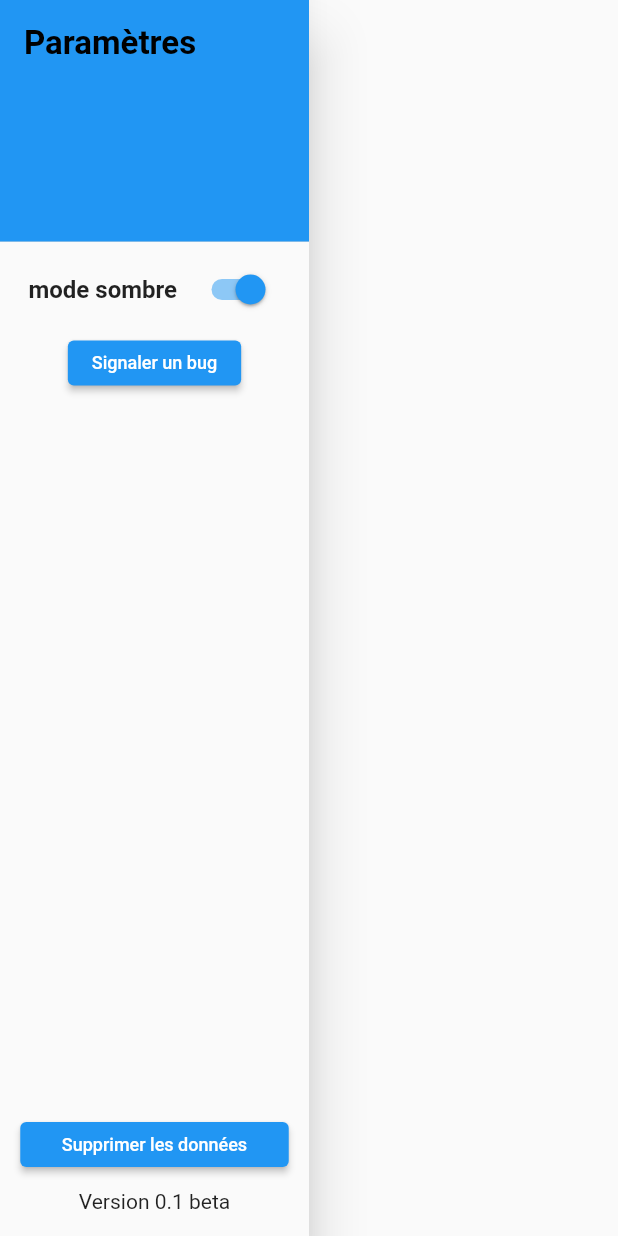
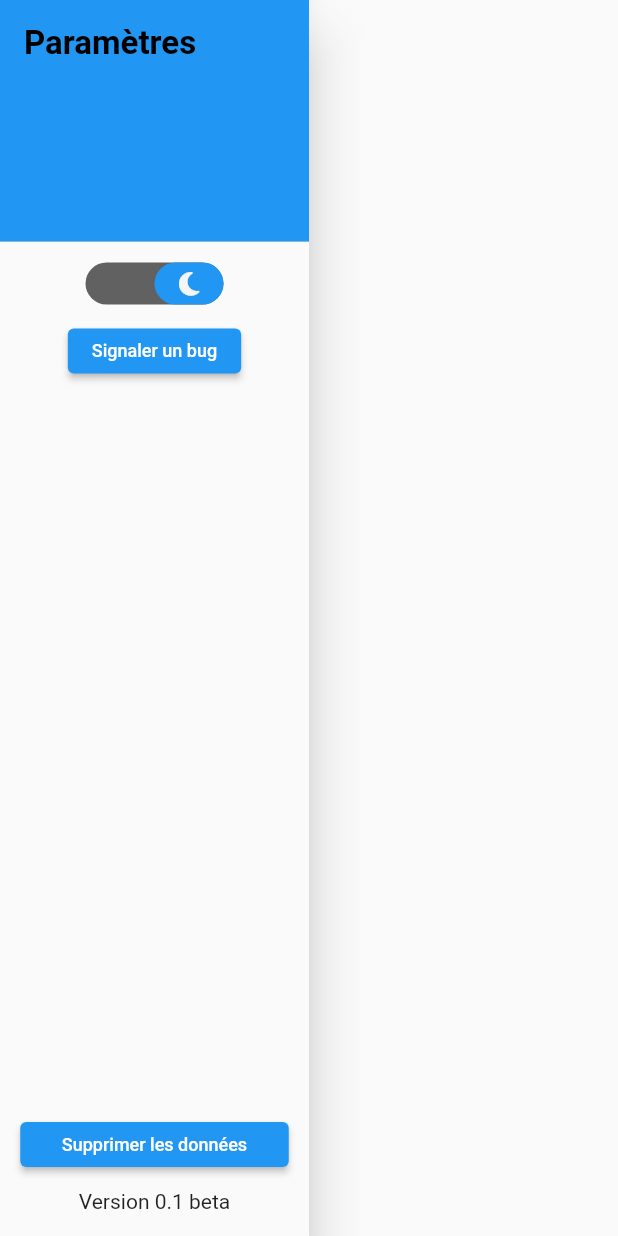
Before and after one commit to Extauren/Plaktago, a Flutter app: the DrawerApp widget shown alone on an empty page, opened directly with empty values, on a phone screen of 412 x 824 dp. Run offline on Flutter 3.47's test engine with Material 2 defaults, Android fonts, the phone set to English and light mode, and no system bars; drawn by our look-alikes of animated_toggle_switch; our stand-ins replace another_flushbar, awesome_dialog, confetti, data_table_2, expansion_tile_card, fl_chart and 4 more; accounts and stored records are empty; generated files the repository leaves out were written again.

Commit message:
Update dark mode switch button UI

```diff
--- a/lib/home/drawer.dart
+++ b/lib/home/drawer.dart
@@ -1,5 +1,7 @@
+import 'package:animated_toggle_switch/animated_toggle_switch.dart';
 import 'package:awesome_dialog/awesome_dialog.dart';
 import 'package:flutter/material.dart';
+import 'package:font_awesome_flutter/font_awesome_flutter.dart';
 import 'package:plaktago/bug_report.dart';
 import 'package:plaktago/utils/isar_service.dart';
 import 'package:plaktago/utils/app_settings.dart';
@@ -69,19 +71,50 @@ class _Drawer extends State<DrawerApp> {
               ),
               Column(children: [
                 Row(mainAxisAlignment: MainAxisAlignment.center, children: [
-                  Container(
-                      margin: EdgeInsets.only(right: 10),
-                      child: Text("mode sombre",
-                          style: TextStyle(
-                              fontWeight: FontWeight.bold, fontSize: 16))),
-                  Switch(
-                      value: _darkMode,
-                      onChanged: (bool value) {
-                        setState(() {
-                          _darkMode = value;
-                          widget.changeTheme();
-                        });
-                      }),
+                  DefaultTextStyle.merge(
+                      child: IconTheme.merge(
+                          data: IconThemeData(color: Colors.white),
+                          child: AnimatedToggleSwitch<bool>.dual(
+                            current: _darkMode,
+                            first: false,
+                            second: true,
+                            spacing: 0.0,
+                            animationCurve: Curves.easeInOut,
+                            animationDuration:
+                                const Duration(milliseconds: 600),
+                            style: ToggleStyle(
+                              borderColor: Colors.transparent,
+                              indicatorColor:
+                                  Theme.of(context).colorScheme.primary,
+                              backgroundColor: Colors.black,
+                            ),
+                            styleBuilder: (value) => ToggleStyle(
+                                backgroundColor: value
+                                    ? Colors.grey[700]
+                                    : Colors.grey[350]),
+                            borderWidth: 6.0,
+                            height: 40.0,
+                            onChanged: (b) => setState(
+                                () => {_darkMode = b, widget.changeTheme()}),
+                            iconBuilder: (value) => value
+                                ? Icon(FontAwesomeIcons.solidMoon,
+                                    size: 18.0, color: Colors.grey[100])
+                                : Icon(FontAwesomeIcons.solidSun,
+                                    size: 18.0, color: Colors.black),
+                          ))),
+                  //   Container(
+                  //       margin: EdgeInsets.only(right: 10),
+                  //       child: Text("mode sombre",
+                  //           style: TextStyle(
+                  //               fontWeight: FontWeight.bold, fontSize: 16))),
+                  //   Switch(
+                  //       value: _darkMode,
+                  //       onChanged: (bool value) {
+                  //         setState(() {
+                  //           _darkMode = value;
+                  //           widget.changeTheme();
+                  //         });
+                  //       }),
                 ]),
                 Container(
                     constraints: BoxConstraints(maxWidth: 180),
```
